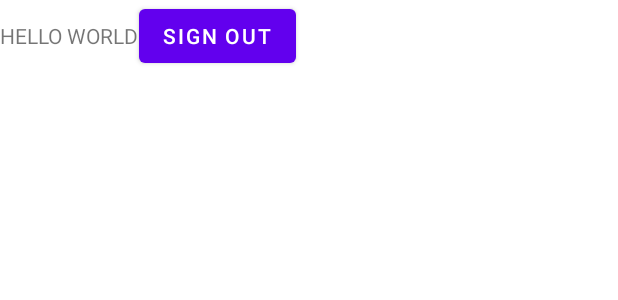
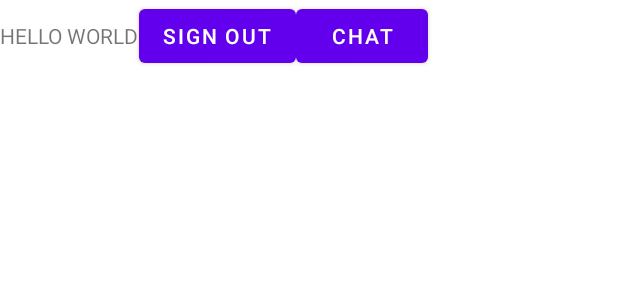
Before and after one commit to samgithiaka/corruption-whistleblower-app, an Android app: the layout activity_message.xml on its own in the app's theme, with its tools: preview values and no code run, on a phone screen of 412 x 824 dp. Shown: the top 300 px of the screen. Run offline under Robolectric (Android 15) with nearby library versions, the phone set to English and light mode, and no system bars.

Commit message:
chat with smooch library

```diff
--- a/app/src/main/res/layout/activity_message.xml
+++ b/app/src/main/res/layout/activity_message.xml
@@ -10,10 +10,17 @@
         android:layout_height="wrap_content"
         android:text="HELLO WORLD"/>
     <Button
-        android:onClick="signOut2"
+
         android:id="@+id/buttonAnonymousSignOut"
         android:layout_width="wrap_content"
         android:layout_height="wrap_content"
         android:text="SIGN OUT"/>
 
+
+    <Button
+        android:id="@+id/buttonChat"
+        android:layout_width="wrap_content"
+        android:layout_height="wrap_content"
+        android:text="chat"/>
+
 </LinearLayout>
```
Also changed, not shown: app/src/main/java/com/example/android/corruption_whistleblower_app/message.java (+21 -1 lines).
